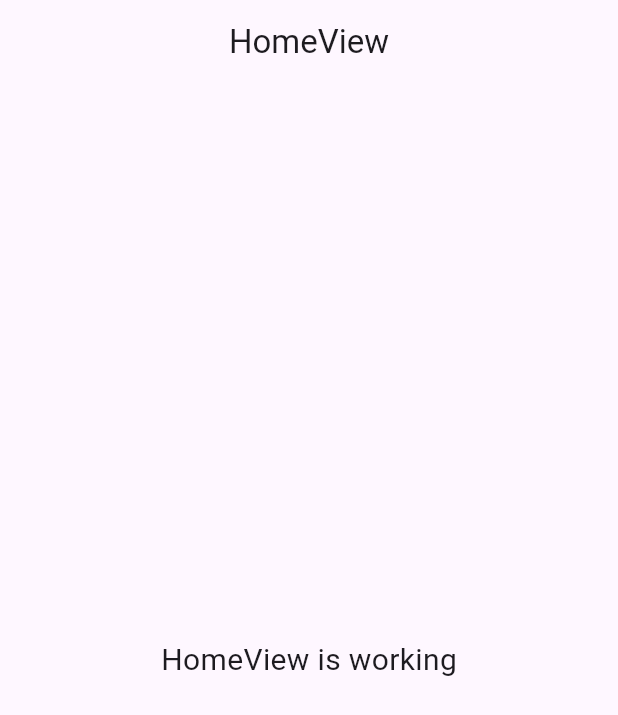
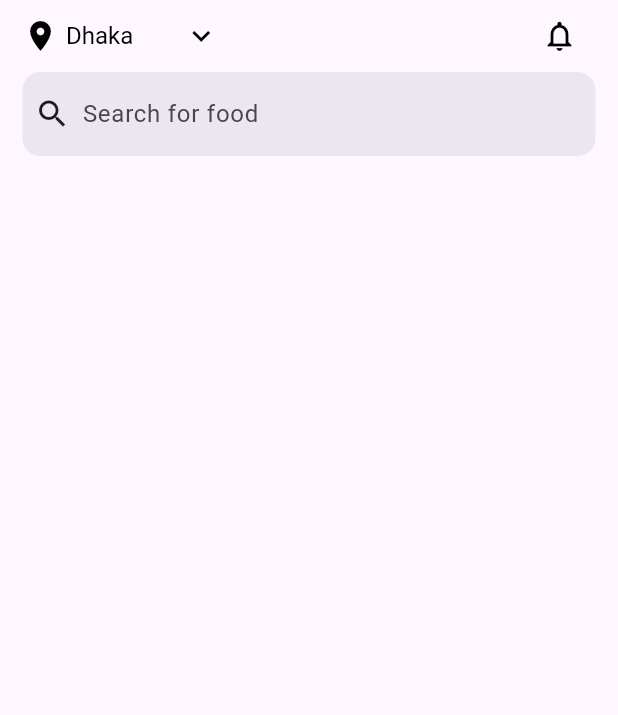
Before and after one commit to MTS-Services/Al-khalifa_food_delivery_app, a Flutter app: the screen it shows after launch, on a phone screen of 412 x 824 dp. Shown: the top 715 px of the screen. Run offline on Flutter 3.47's test engine with Material 3 defaults, Android fonts, the phone set to English and light mode, and no system bars; our stand-ins replace get.

Commit message:
search box add

```diff
--- a/lib/app/modules/home/views/home_view.dart
+++ b/lib/app/modules/home/views/home_view.dart
@@ -3,22 +3,47 @@ import 'package:flutter/material.dart';
 import 'package:get/get.dart';
 
 import '../controllers/home_controller.dart';
+import '../widget/custome_location_row.dart';
 
 class HomeView extends GetView<HomeController> {
   const HomeView({super.key});
   @override
   Widget build(BuildContext context) {
     return Scaffold(
-      appBar: AppBar(
-        title: const Text('HomeView'),
-        centerTitle: true,
-      ),
-      body: const Center(
-        child: Text(
-          'HomeView is working',
-          style: TextStyle(fontSize: 20),
+      body: SafeArea(
+        child: Padding(
+          padding: const EdgeInsets.symmetric(horizontal: 15),
+          child: Column(
+            children: [
+              CustomLocationRow(
+                selectedLocation: "Dhaka",
+                locations: ["Dhaka", "Chittagong", "Khulna"],
+                onLocationChanged: (value) {
+                  print("Selected: $value");
+                },
+                onNotificationTap: () {
+                  print("Notification tapped!");
+                },
+              ),
+              SearchBar(
+                shape: WidgetStateProperty.all(
+                  RoundedRectangleBorder(
+                    borderRadius: BorderRadius.circular(12),
+                  ),
+                ),
+
+                elevation: WidgetStateProperty.all(0.0),
+                leading: Icon(Icons.search),
+                hintText: "Search for food",
+                onChanged: (value) {
+                  print("Searching: $value");
+                },
+              )
+            ],
+          ),
         ),
       ),
     );
+
   }
 }
--- /dev/null
+++ b/lib/app/modules/home/widget/custome_location_row.dart
@@ -0,0 +1,56 @@
+import 'package:flutter/material.dart';
+
+class CustomLocationRow extends StatelessWidget {
+  final String? selectedLocation;
+  final List<String>? locations;
+  final ValueChanged<String?>? onLocationChanged;
+  final VoidCallback? onNotificationTap;
+  final IconData? iconData;
+
+  const CustomLocationRow({
+    super.key,
+    this.selectedLocation,
+    this.locations,
+    this.onLocationChanged,
+    this.onNotificationTap,
+    this.iconData,
+  });
+  @override
+  Widget build(BuildContext context) {
+    return Row(
+      children: [
+        Icon(
+          iconData ?? Icons.location_on,
+          color: Colors.black,
+        ),
+        const SizedBox(width: 5),
+        if (locations != null && locations!.isNotEmpty)
+          DropdownButton<String>(
+            value: selectedLocation ?? locations!.first,
+            underline: const SizedBox(),
+            icon: const Icon(Icons.keyboard_arrow_down, color: Colors.black),
+            style: const TextStyle(color: Colors.black, fontSize: 16),
+            onChanged: onLocationChanged,
+            items: locations!
+                .map((loc) => DropdownMenuItem(
+              value: loc,
+              child: Text(loc),
+            ))
+                .toList(),
+          )
+        else
+          const Text(
+            "No Location",
+            style: TextStyle(color: Colors.black, fontSize: 16),
+          ),
+        const Spacer(),
+        if (onNotificationTap != null)
+          IconButton(
+            onPressed: onNotificationTap,
+            icon: const Icon(Icons.notifications_none, color: Colors.black),
+          ),
+
+      ],
+    );
+  }
+}
```
